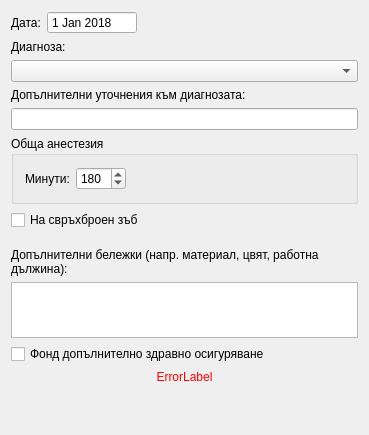
Before: the Qt Designer form src/View/SubWidgets/ProcedureInput.ui in thefinalcutbg/DinoDent, drawn with Qt 5.
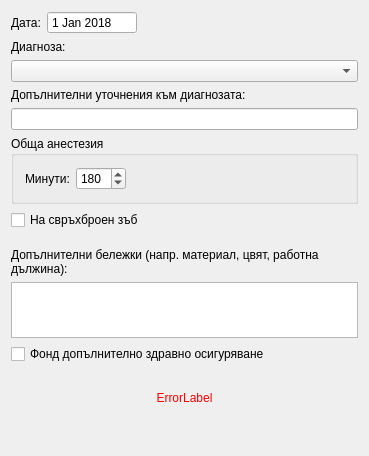
After: the same form once the commit is applied. Custom widgets are drawn as their Qt base class.

What changed in the file:
```diff
--- a/src/View/SubWidgets/ProcedureInput.ui
+++ b/src/View/SubWidgets/ProcedureInput.ui
@@ -7,7 +7,7 @@
     <x>0</x>
     <y>0</y>
     <width>369</width>
-    <height>435</height>
+    <height>456</height>
    </rect>
   </property>
   <property name="sizePolicy">
```
Left out of the diff: 4 changed lines with no effect on the pictures.
